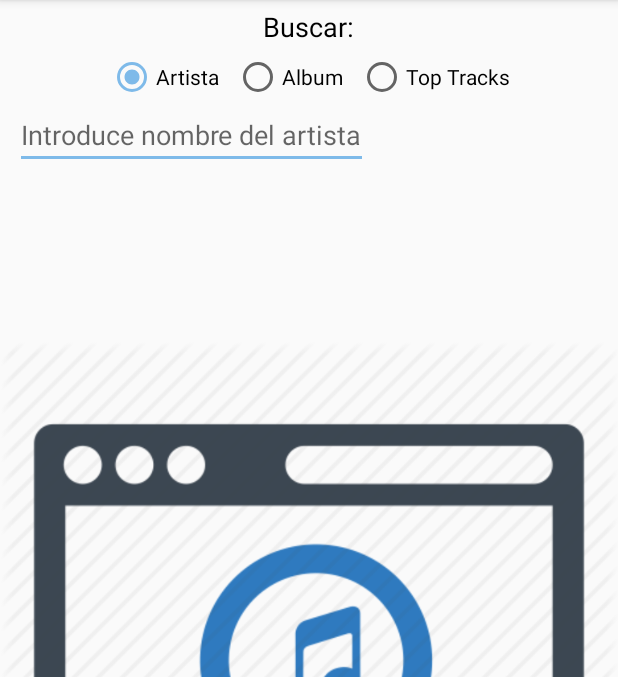
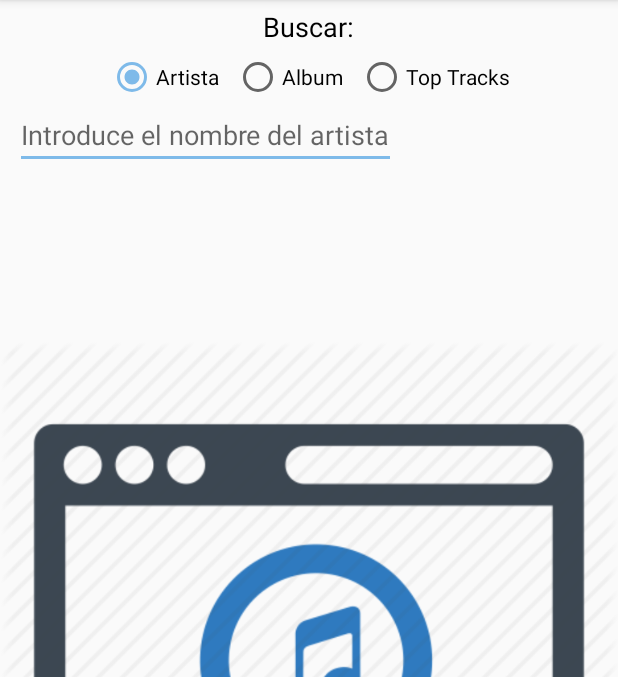
Before and after one commit to raquelsr/FEM-BuscaMusic, an Android app: the screen it shows after launch (MainActivity), after a tap on "Artista", on a phone screen of 412 x 824 dp, the part 84-761 px from its top. Run offline under Robolectric (Android 15) with nearby library versions, the phone set to English and light mode, and no system bars.

Commit message:
Refactoring 2

```diff
--- a/app/src/main/java/fem/miw/upm/es/buscamusic/MainActivity.java
+++ b/app/src/main/java/fem/miw/upm/es/buscamusic/MainActivity.java
@@ -69,9 +69,9 @@ public class MainActivity extends AppCompatActivity {
             }
         } else if (rb_album.isChecked()) {
             if (artist.equals("")) {
-                Toast.makeText(this, "Introduce el nombre del artista", Toast.LENGTH_SHORT).show();
+                Toast.makeText(this, R.string.introduceartista, Toast.LENGTH_SHORT).show();
             } else if (album.equals("")) {
-                Toast.makeText(this, "Introduce el nombre del album", Toast.LENGTH_SHORT).show();
+                Toast.makeText(this, R.string.introducealbum, Toast.LENGTH_SHORT).show();
             } else {
                 AlbumApi a = new AlbumApi(this, mostrar_text, mostrar_img);
                 a.buscarInfoAlbum(artist, album);
@@ -85,9 +85,11 @@ public class MainActivity extends AppCompatActivity {
     public void modificarEdits(View v) {
         if (rb_album.isChecked()) {
             buscar_infoAlbum.setVisibility(View.VISIBLE);
+            buscar_infoArtista.setVisibility(View.VISIBLE);
         } else if (rb_artista.isChecked()) {
             buscar_infoAlbum.setVisibility(View.INVISIBLE);
-            buscar_infoArtista.setHint("Introduce nombre del artista");
+            buscar_infoArtista.setVisibility(View.VISIBLE);
+            buscar_infoArtista.setHint(getResources().getString(R.string.introduceartista));
         } else {
             buscar_infoAlbum.setVisibility(View.INVISIBLE);
             buscar_infoArtista.setVisibility(View.INVISIBLE);
--- a/app/src/main/java/fem/miw/upm/es/buscamusic/modelsAlbum/AlbumDetails.java
+++ b/app/src/main/java/fem/miw/upm/es/buscamusic/modelsAlbum/AlbumDetails.java
@@ -8,7 +8,7 @@ import com.google.gson.annotations.SerializedName;
 import fem.miw.upm.es.buscamusic.Image;
 import fem.miw.upm.es.buscamusic.modelsTopTracks.Tracks;
 
-public class AlbumDetails {
+class AlbumDetails {
 
     @SerializedName("name")
     @Expose
@@ -27,7 +27,7 @@ public class AlbumDetails {
     private String listTracks;
     private String comentarios;
 
-    public AlbumDetails(int id, String nombre, String artista, String imagen, String listTracks, String comentarios) {
+    AlbumDetails(int id, String nombre, String artista, String imagen, String listTracks, String comentarios) {
         this.id = id;
         this.nombre = nombre;
         this.artista = artista;
@@ -89,7 +89,7 @@ public class AlbumDetails {
         return "AlbumDetails{" +
                 "name='" + name + '\'' +
                 ", image=" + image +
-                ", tracks=" + tracks +
+                ", tracks=" + tracks.guardarNombresTracks() +
                 '}';
     }
 }
--- a/app/src/main/java/fem/miw/upm/es/buscamusic/modelsAlbum/AlbumProvider.java
+++ b/app/src/main/java/fem/miw/upm/es/buscamusic/modelsAlbum/AlbumProvider.java
@@ -16,7 +16,6 @@ public class AlbumProvider extends ContentProvider {
     private static final String ENTRY = "albums";
 
     private static final String uri = "content://" + AUTHORITY + "/" + ENTRY;
-    public static final Uri CONTENT_URI = Uri.parse(uri);
 
     RepositorioAlbum db_album;
 
--- a/app/src/main/java/fem/miw/upm/es/buscamusic/modelsArtist/Artist.java
+++ b/app/src/main/java/fem/miw/upm/es/buscamusic/modelsArtist/Artist.java
@@ -1,8 +1,5 @@
 
 package fem.miw.upm.es.buscamusic.modelsArtist;
-
-import android.os.Parcel;
-import android.os.Parcelable;
 
 import com.google.gson.annotations.Expose;
 import com.google.gson.annotations.SerializedName;
@@ -13,7 +10,7 @@
     @Expose
     private ArtistDetails artist;
 
-    public ArtistDetails getArtist() {
+    ArtistDetails getArtist() {
         return artist;
     }
 
--- a/app/src/main/java/fem/miw/upm/es/buscamusic/modelsArtist/ArtistProvider.java
+++ b/app/src/main/java/fem/miw/upm/es/buscamusic/modelsArtist/ArtistProvider.java
@@ -6,8 +6,6 @@ import android.content.UriMatcher;
 import android.database.Cursor;
 import android.database.sqlite.SQLiteDatabase;
 import android.net.Uri;
-import android.util.Log;
-
 
 import static fem.miw.upm.es.buscamusic.modelsArtist.ArtistContract.tablaArtista;
 
@@ -17,7 +15,6 @@ public class ArtistProvider extends ContentProvider {
     private static final String ENTRY = "artistas";
 
     private static final String uri = "content://" + AUTHORITY + "/" + ENTRY;
-    public static final Uri CONTENT_URI = Uri.parse(uri);
 
     RepositorioArtist db_artist;
 
--- a/app/src/main/java/fem/miw/upm/es/buscamusic/modelsTopTracks/TopTracksProvider.java
+++ b/app/src/main/java/fem/miw/upm/es/buscamusic/modelsTopTracks/TopTracksProvider.java
@@ -16,7 +16,6 @@ public class TopTracksProvider extends ContentProvider {
     private static final String ENTRY = "topTracks";
 
     private static final String uri = "content://" + AUTHORITY + "/" + ENTRY;
-    public static final Uri CONTENT_URI = Uri.parse(uri);
 
     RepositorioTopTracks db_topTracks;
 
--- a/app/src/main/res/layout/content_main.xml
+++ b/app/src/main/res/layout/content_main.xml
@@ -13,10 +13,10 @@
         android:layout_width="wrap_content"
         android:layout_height="wrap_content"
         android:textColor="@android:color/background_dark"
-        android:textSize="18dp"
+        android:textSize="18sp"
         android:layout_gravity="center"
         android:layout_marginTop="5dp"
-        android:text="Buscar:"/>
+        android:text="@string/buscar"/>
 
     <LinearLayout
         android:layout_width="wrap_content"
@@ -28,28 +28,31 @@
         <RadioGroup
             android:layout_width="wrap_content"
             android:orientation="horizontal"
-            android:layout_height="wrap_content">
+            android:layout_height="wrap_content"
+            tools:ignore="UselessParent">
 
             <RadioButton
                 android:layout_width="wrap_content"
                 android:layout_height="wrap_content"
-                android:text="Artista"
+                android:text="@string/artista"
                 android:layout_marginRight="10dp"
                 android:onClick="modificarEdits"
-                android:id="@+id/rb_artista"/>
+                android:id="@+id/rb_artista"
+                tools:ignore="RtlHardcoded" />
 
             <RadioButton
                 android:layout_width="wrap_content"
                 android:layout_height="wrap_content"
-                android:text="Album"
+                android:text="@string/album"
                 android:onClick="modificarEdits"
                 android:layout_marginRight="10dp"
-                android:id="@+id/rb_album"/>
+                android:id="@+id/rb_album"
+                tools:ignore="RtlHardcoded" />
 
             <RadioButton
                 android:layout_width="wrap_content"
                 android:layout_height="wrap_content"
-                android:text="Top Tracks"
+                android:text="@string/top_tracks"
                 android:onClick="modificarEdits"
                 android:id="@+id/rb_toptracks"/>
         </RadioGroup>
@@ -61,14 +64,16 @@
         android:layout_height="wrap_content"
         android:id="@+id/edit_buscarinfo1"
         android:layout_marginLeft="10dp"
-        android:hint="Información a buscar" />
+        android:hint="@string/informaci_n_a_buscar"
+        tools:ignore="RtlHardcoded" />
 
     <EditText
         android:layout_width="wrap_content"
         android:layout_height="wrap_content"
         android:id="@+id/edit_buscarinfoAlbum"
         android:layout_marginLeft="10dp"
-        android:hint="Introduce nombre del album" />
+        android:hint="@string/introduce_nombre_del_album"
+        tools:ignore="RtlHardcoded" />
 
 
 
@@ -79,7 +84,8 @@
         <LinearLayout
             android:layout_width="match_parent"
             android:layout_height="wrap_content"
-            android:orientation="vertical" >
+            android:orientation="vertical"
+            tools:ignore="UseCompoundDrawables">
 
             <TextView
                 android:id="@+id/txt_mostrarinfo"
@@ -90,13 +96,15 @@
                 android:layout_marginLeft="10dp"
                 android:textColor="@android:color/background_dark"
                 app:layout_constraintRight_toRightOf="parent"
-                app:layout_constraintTop_toTopOf="parent" />
+                app:layout_constraintTop_toTopOf="parent"
+                tools:ignore="RtlHardcoded" />
 
             <ImageView
                 android:id="@+id/iv_mostrarImagen"
                 android:layout_width="match_parent"
                 android:layout_height="wrap_content"
                 android:layout_gravity="center"
+                android:contentDescription="@string/imagen"
                 app:srcCompat="@drawable/ic_busca_music_web" />
 
         </LinearLayout>
--- a/app/src/main/res/values/strings.xml
+++ b/app/src/main/res/values/strings.xml
@@ -2,4 +2,18 @@
     <string name="app_name">BuscaMusic</string>
 
     <string name="introduceartista">Introduce el nombre del artista</string>
+    <string name="introducealbum">Introduce el nombre del album</string>
+
+    <string name="recuperadodeBBDD">Recuperado de BBDD: </string>
+    <string name="buscaEnServidor">Buscado en servidor: </string>
+    <string name="noInformacion">No hay información</string>
+    <string name="album">Album</string>
+    <string name="artista">Artista</string>
+    <string name="buscar">Buscar:</string>
+    <string name="informaci_n_a_buscar">Información a buscar</string>
+    <string name="introduce_nombre_del_album">Introduce nombre del album</string>
+    <string name="top_tracks">Top Tracks</string>
+    <string name="imagen">imagen</string>
+
+
 </resources>
```
Also changed, not shown: app/src/main/java/fem/miw/upm/es/buscamusic/modelsAlbum/AlbumApi.java (+4 -4 lines), app/src/main/java/fem/miw/upm/es/buscamusic/modelsAlbum/RepositorioAlbum.java (+0 -31 lines), app/src/main/java/fem/miw/upm/es/buscamusic/modelsArtist/ArtistApi.java (+4 -4 lines), app/src/main/java/fem/miw/upm/es/buscamusic/modelsArtist/ArtistDetails.java (+4 -8 lines), app/src/main/java/fem/miw/upm/es/buscamusic/modelsArtist/RepositorioArtist.java (+9 -39 lines), app/src/main/java/fem/miw/upm/es/buscamusic/modelsTopTracks/RepositorioTopTracks.java (+3 -35 lines), app/src/main/java/fem/miw/upm/es/buscamusic/modelsTopTracks/TopTracksApi.java (+4 -4 lines), app/src/main/res/menu/menu_main.xml (deleted, +0 -10 lines).
